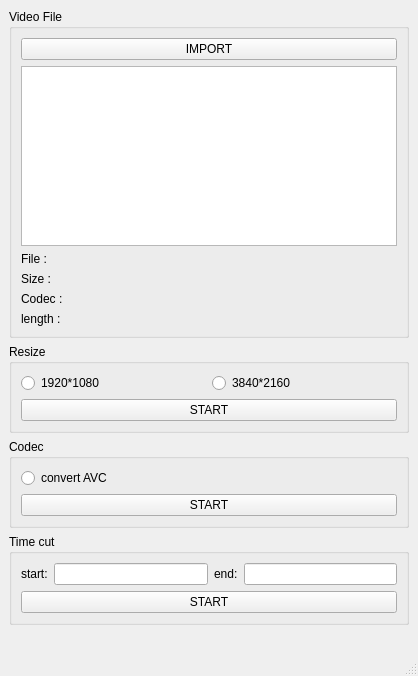
Old version of the form VideoEdit.ui in the repository HeynaPark/SimpleVideoEditor.
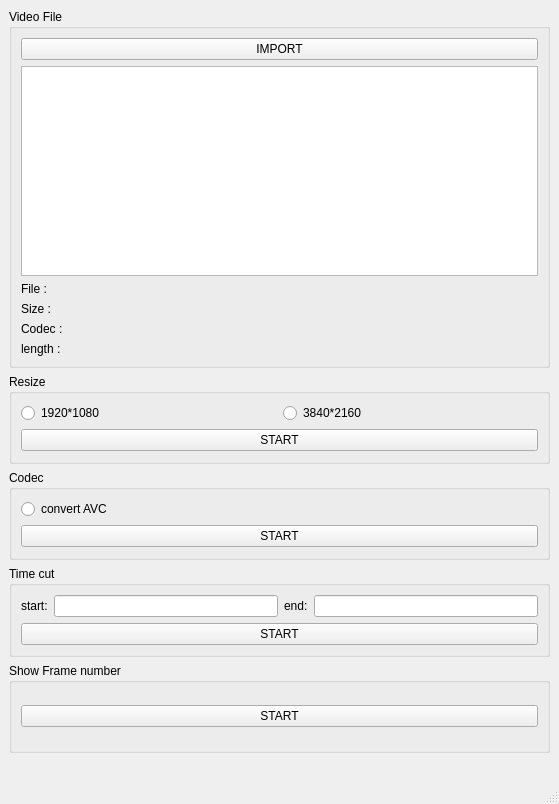
New version of the form.

Commit message: :plus: add function: Print frame numbers :bug: Debug - click cancel button in open file dialog

What changed in the file:
```diff
--- a/VideoEdit.ui
+++ b/VideoEdit.ui
@@ -6,17 +6,17 @@
    <rect>
     <x>0</x>
     <y>0</y>
-    <width>418</width>
-    <height>676</height>
+    <width>559</width>
+    <height>804</height>
    </rect>
   </property>
   <property name="windowTitle">
    <string>MainWindow</string>
   </property>
   <widget class="QWidget" name="centralwidget">
-   <layout class="QGridLayout" name="gridLayout_7">
+   <layout class="QGridLayout" name="gridLayout_8">
     <item row="0" column="0">
-     <layout class="QVBoxLayout" name="verticalLayout_2" stretch="4,1,1,1">
+     <layout class="QVBoxLayout" name="verticalLayout_2" stretch="4,1,1,1,1">
       <item>
        <widget class="QGroupBox" name="groupBox">
         <property name="styleSheet">
@@ -184,6 +184,26 @@
         </layout>
        </widget>
       </item>
+      <item>
+       <widget class="QGroupBox" name="groupBox_5">
+        <property name="title">
+         <string>Show Frame number </string>
+        </property>
+        <layout class="QGridLayout" name="gridLayout_7">
+         <item row="0" column="0">
+          <layout class="QVBoxLayout" name="verticalLayout_4">
+           <item>
+            <widget class="QPushButton" name="pb_frame">
+             <property name="text">
+              <string>START</string>
+             </property>
+            </widget>
+           </item>
+          </layout>
+         </item>
+        </layout>
+       </widget>
+      </item>
      </layout>
     </item>
     <item row="1" column="0">
```
Left out of the diff: 2 changed lines with no effect on the pictures. The commit also changes 2 other files.
